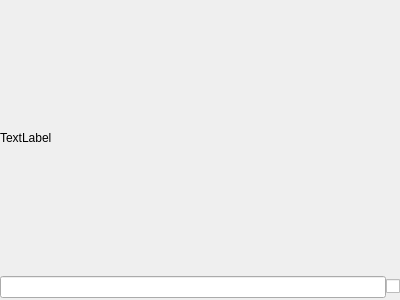
The window that sources/ui/elementinfopartwidget.ui (qelectrotech/qelectrotech-source-mirror) describes before a commit, drawn with Qt 5.
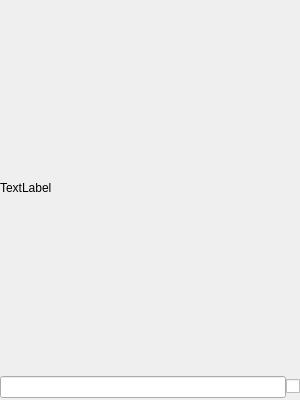
The same window after the commit.

Commit message: Fix widgets size for dock

```diff
--- a/sources/ui/elementinfopartwidget.ui
+++ b/sources/ui/elementinfopartwidget.ui
@@ -6,10 +6,16 @@
    <rect>
     <x>0</x>
     <y>0</y>
-    <width>400</width>
-    <height>300</height>
+    <width>300</width>
+    <height>400</height>
    </rect>
   </property>
+  <property name="minimumSize">
+   <size>
+    <width>300</width>
+    <height>400</height>
+   </size>
+  </property>
   <property name="windowTitle">
    <string>Form</string>
   </property>
```
The commit also changes 4 other files.
